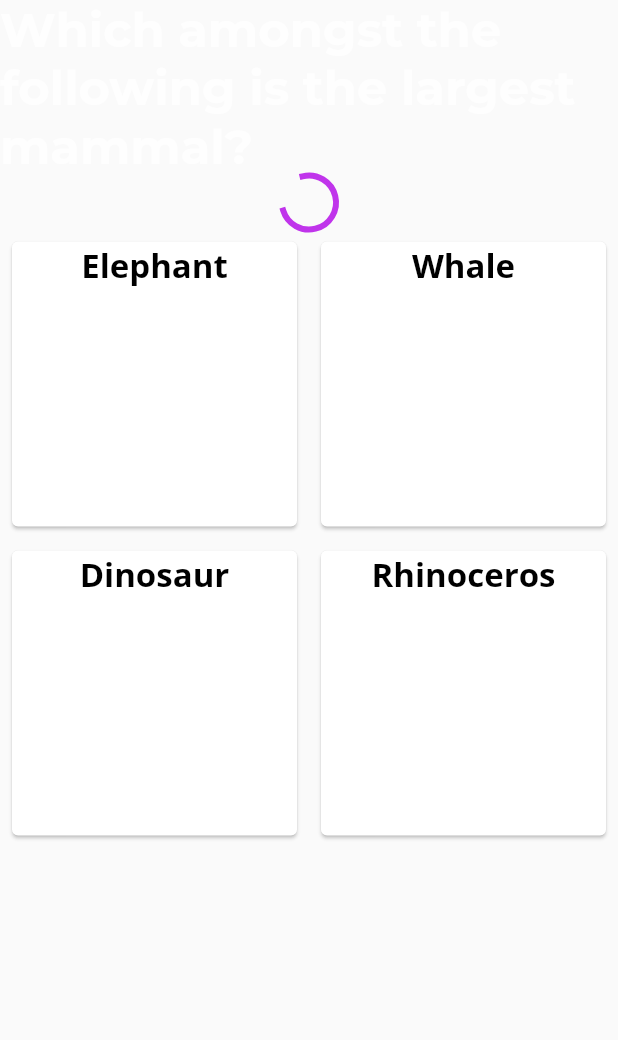
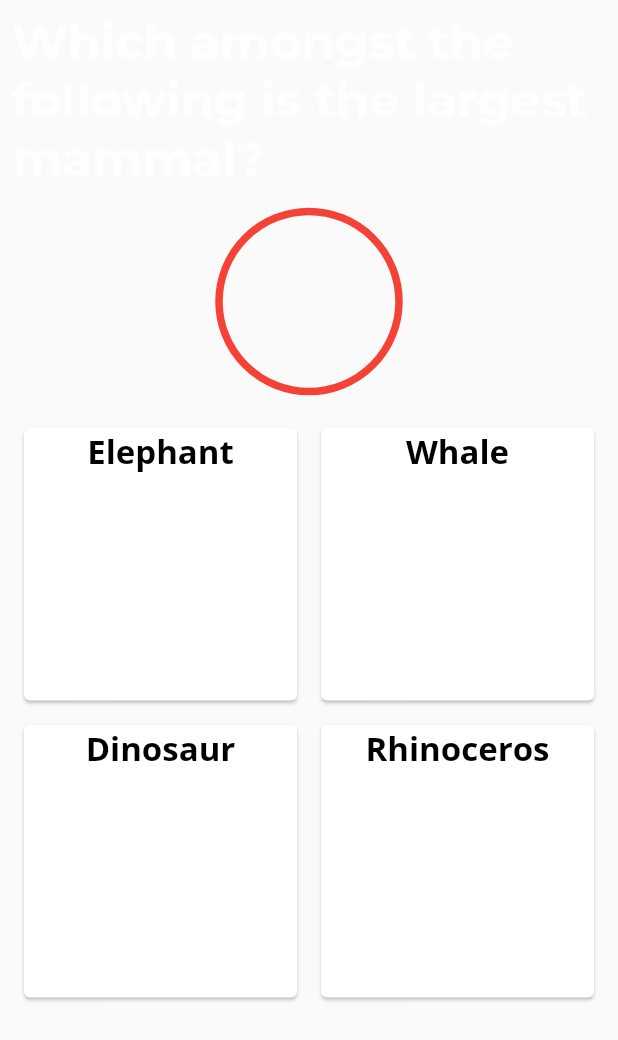
Before and after one commit to techadroit/quizflutterdemo, a Flutter app: the QuestionWidget widget shown alone on an empty page, opened directly with sample values from the repository, on a phone screen of 412 x 824 dp. Shown: the top 1040 px of the screen. Run offline on Flutter 3.47's test engine with Material 2 defaults, Android fonts, the phone set to English and light mode, and no system bars; our stand-ins replace equatable, flutter_bloc; project files that could hold a hidden picture were left out.

Commit message:
Color changes

```diff
--- a/lib/main.dart
+++ b/lib/main.dart
@@ -35,11 +35,11 @@ class MyApp extends StatelessWidget {
         brightness: Brightness.light,
         primaryColor: new Color(0xFFc034eb),
         colorScheme: ColorScheme.light(
-          primary: new Color(0xFFc034eb),
-          secondary: new Color(0xffefbc5a),
+          primary: new Color(0xFF6A50DB),
+          secondary: new Color(0xffe23535),
           surface: new Color(0xfff6f6f8),
-          onPrimary: new Color(0xffe23535),
-          onSecondary: new Color(0xff88949d),
+          onPrimary: new Color(0xffc034eb),
+          onSecondary: new Color(0xffefbc5a),
           onSurface: new Color(0xff88949d),
         ),
         visualDensity: VisualDensity.adaptivePlatformDensity,
--- a/lib/view/quiz/quiz_widget.dart
+++ b/lib/view/quiz/quiz_widget.dart
@@ -45,6 +45,7 @@ class QuestionWidget extends StatelessWidget {
   Widget build(BuildContext context) {
     var textTheme = Theme.of(context).primaryTextTheme;
     return Container(
+      margin: EdgeInsets.all(8.0),
       height: double.infinity,
       child: Expanded(
         child: Column(
@@ -55,7 +56,7 @@ class QuestionWidget extends StatelessWidget {
               questions.question,
               style: textTheme.headline2,
             ),
-            CircularProgressIndicator(),
+            QuestionTimeOut(),
             Flexible(
               child: GridView.builder(
                   itemCount: questions.options.length,
@@ -106,3 +107,46 @@ class QuizComplete extends StatelessWidget {
     return Text("Quiz Complete");
   }
 }
+
+class QuestionTimeOut extends StatelessWidget {
+  @override
+  Widget build(BuildContext context) {
+    return Container(
+      margin: EdgeInsets.all(16.0),
+      height: 120,
+      width: 120,
+      child: CustomPaint(
+        painter: ProgressPainter(),
+      ),
+    );
+  }
+}
+
+class ProgressPainter extends CustomPainter {
+  @override
+  void paint(Canvas canvas, Size size) {
+
+    var paint = Paint()
+      ..color = Colors.teal
+      ..strokeWidth = 2
+      ..style = PaintingStyle.stroke
+      ..strokeCap = StrokeCap.round;
+
+    Offset center = Offset(size.width / 2, size.height / 2);
+
+    canvas.drawCircle(center, 60, paint);
+    var paintRed = Paint()
+      ..color = Colors.red
+      ..strokeWidth = 5
+      ..style = PaintingStyle.stroke
+      ..strokeCap = StrokeCap.round;
+
+
+    canvas.drawCircle(center, 60, paintRed);
+  }
+
+  @override
+  bool shouldRepaint(CustomPainter oldDelegate) {
+    return false;
+  }
+}
```
